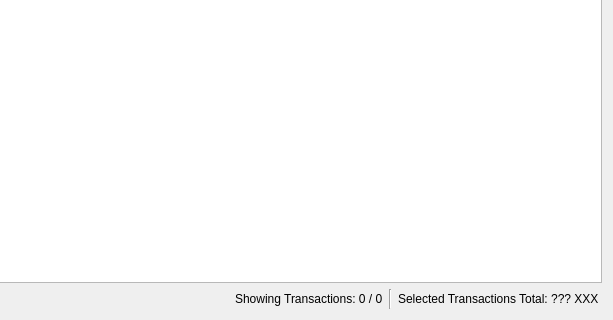
JakubFranek/Kapytal, file src/views/ui_files/forms/transaction_table_form.ui: the form before one commit; both pictures show x 187 to 800 and y 180 to 500 of the 800 by 500 pixel window.
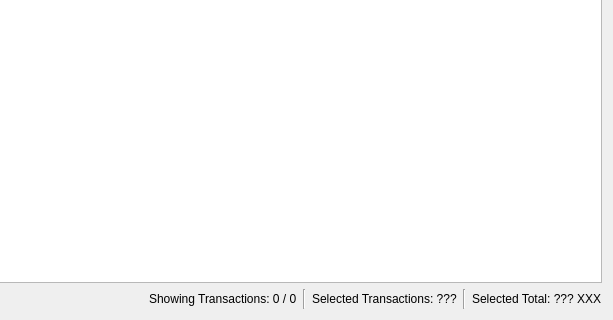
The form after the commit.

Commit message:
Improve Selected Transactions text label
Split Selected Transactions Total label into Selected Transactions and
Selected Total labels.

The edit to the form file:
```diff
--- a/src/views/ui_files/forms/transaction_table_form.ui
+++ b/src/views/ui_files/forms/transaction_table_form.ui
@@ -83,7 +83,21 @@
         <string>&lt;html&gt;&lt;head/&gt;&lt;body&gt;&lt;p&gt;Only Income, Expense and Refund Transaction amounts are used in the calculation.&lt;/p&gt;&lt;/body&gt;&lt;/html&gt;</string>
        </property>
        <property name="text">
-        <string>Selected Transactions Total: ??? XXX </string>
+        <string>Selected Transactions: ???</string>
+       </property>
+      </widget>
+     </item>
+     <item>
+      <widget class="Line" name="line_2">
+       <property name="orientation">
+        <enum>Qt::Vertical</enum>
+       </property>
+      </widget>
+     </item>
+     <item>
+      <widget class="QLabel" name="selectedTotalLabel">
+       <property name="text">
+        <string>Selected Total: ??? XXX</string>
        </property>
       </widget>
      </item>
```
Left out of the diff: 2 changed lines with no effect on the pictures. The commit also changes 7 other files.
